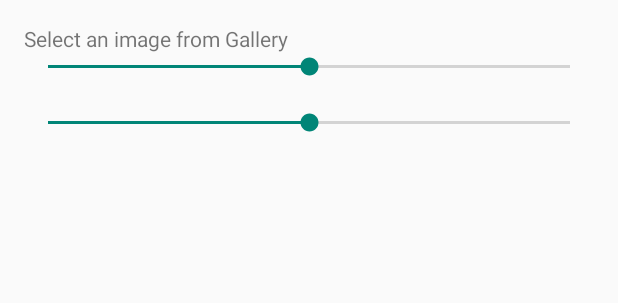
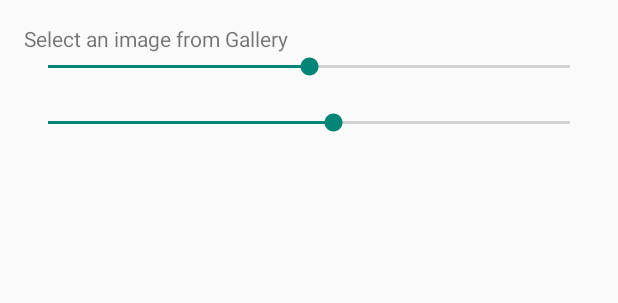
Before and after one commit to wwcodekl/project-miki, an Android app: the layout activity_main.xml on its own in the app's theme, with its tools: preview values and no code run, on a phone screen of 412 x 824 dp. Shown: the top 303 px of the screen. Run offline under Robolectric (Android 15) with nearby library versions, the light colour scheme and no system bars.

Commit message:
Remove adjust brightness, add adjust threshold to change image into 4 toned color.
Also added checking of file attribute and rotate picture accordingly.
Scale factor of image on retrieve from media store is hardcoded for now.

```diff
--- a/Project-Miki/app/src/main/res/layout/activity_main.xml
+++ b/Project-Miki/app/src/main/res/layout/activity_main.xml
@@ -8,16 +8,11 @@
               android:paddingTop="@dimen/activity_vertical_margin"
               tools:context=".MainActivity">
 
-    <TextView
-        android:id="@+id/textView"
-        android:layout_width="wrap_content"
-        android:layout_height="wrap_content"
-        android:text="@string/select_image_from_gallery"/>
-
     <ImageView
         android:id="@+id/imageView"
         android:layout_width="wrap_content"
-        android:layout_height="wrap_content"/>
+        android:layout_height="wrap_content"
+        android:layout_above="@+id/InnerRelativeLayout"/>
 
     <RelativeLayout
         android:id="@+id/InnerRelativeLayout"
@@ -33,10 +28,16 @@
         android:onClick="startLoadingAcitivty" />
     </RelativeLayout>
 
+    <TextView
+        android:id="@+id/textView"
+        android:layout_width="match_parent"
+        android:layout_height="wrap_content"
+        android:text="@string/select_image_from_gallery"/>
+
     <SeekBar
         android:layout_width="match_parent"
         android:layout_height="wrap_content"
-        android:id="@+id/brightnessBar"
+        android:id="@+id/contrastBar"
         android:layout_below="@+id/textView"
         android:layout_centerHorizontal="true"
         android:progress="50"
@@ -45,18 +46,18 @@
     <TextView
         android:layout_width="match_parent"
         android:layout_height="wrap_content"
-        android:id="@+id/tvAdjustContrast"
-        android:layout_below="@+id/brightnessBar"
+        android:id="@+id/tvAdjustThreshold"
+        android:layout_below="@+id/contrastBar"
         android:layout_centerHorizontal="true"
-        android:text="@string/adjust_contrast"
+        android:text="@string/adjust_shades"
         android:visibility="invisible" />
 
     <SeekBar
         android:layout_width="match_parent"
         android:layout_height="wrap_content"
-        android:id="@+id/contrastBar"
-        android:layout_below="@+id/tvAdjustContrast"
+        android:id="@+id/colorThresholdBar"
+        android:layout_below="@+id/tvAdjustThreshold"
         android:layout_centerHorizontal="true"
-        android:max="100"
-        android:progress="50" />
+        android:progress="140"
+        android:max="256" />
 </RelativeLayout>
--- a/Project-Miki/app/src/main/res/values/strings.xml
+++ b/Project-Miki/app/src/main/res/values/strings.xml
@@ -34,8 +34,8 @@
     <string name="rotate_left">Rotate left</string>
     <string name="rotate_right">Rotate right</string>
     <string name="crop">Crop</string>
-    <string name="adjust_brightness">Adjust Brightness</string>
     <string name="adjust_contrast">Adjust Contrast</string>
+    <string name="adjust_shades">Adjust Shades</string>
 
     <string-array name="pref_input_method">
         <item name="pref_input_method_camera">Camera</item>
```
Also changed, not shown: Project-Miki/app/src/main/java/wwckl/projectmiki/activity/MainActivity.java (+141 -48 lines).
